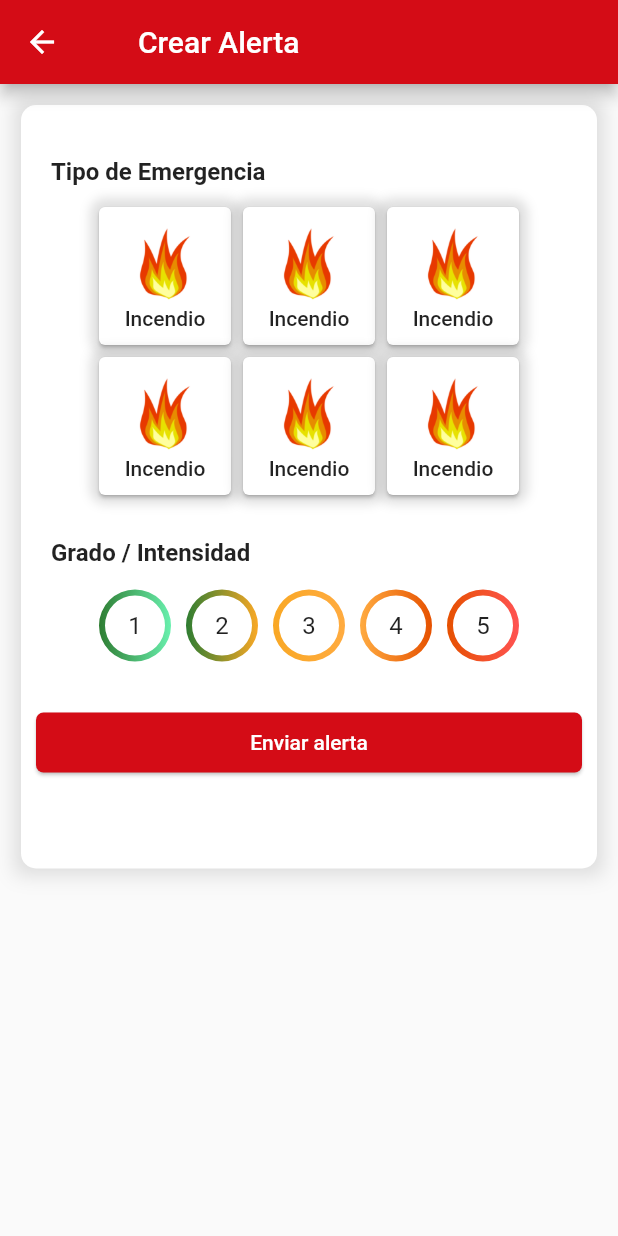
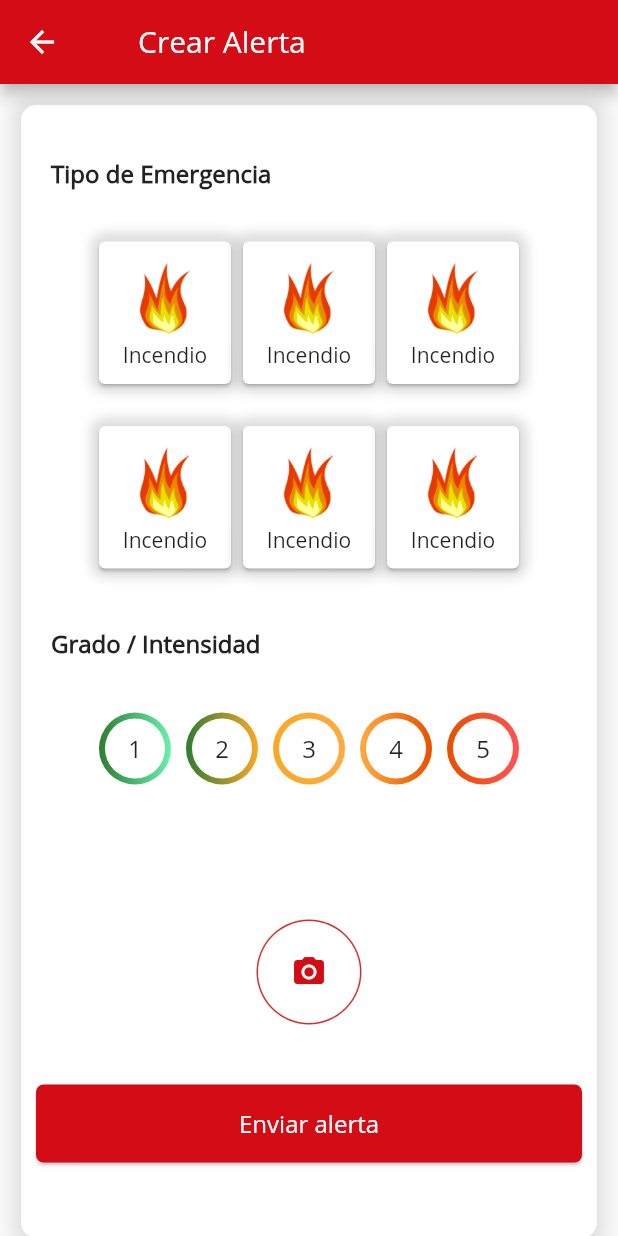
Before and after one commit to lissavcasas/hackathon-mtc, a Flutter app: the CreateAlertPage screen opened by its route, on a phone screen of 412 x 824 dp. Run offline on Flutter 3.47's test engine with Material 2 defaults, Android fonts, the light colour scheme and no system bars.

Commit message:
add ui camera

```diff
--- a/lib/pages/create_alert_page.dart
+++ b/lib/pages/create_alert_page.dart
@@ -1,5 +1,6 @@
 import 'package:alertmtc/unicorn_button.dart';
 import 'package:flutter/material.dart';
+//import 'package:image_picker/image_picker.dart';
 
 class CreateAlertPage extends StatefulWidget {
   CreateAlertPage({Key key}) : super(key: key);
@@ -57,10 +58,11 @@ class _CreateAlertPageState extends State<CreateAlertPage> {
               getEmergencyTypes(),
               SizedBox(height: 15),
               getGrades(),
-              SizedBox(height: 15),
-              //takePictureBtn(),
+              SizedBox(height: 85),
+              takePictureBtn(),
+              SizedBox(height: 30),
               createAlertBtn(),
-              SizedBox(height: 50),
+              SizedBox(height: 40),
             ],
           ),
         ),
@@ -72,7 +74,7 @@ class _CreateAlertPageState extends State<CreateAlertPage> {
     return Column(
       children: <Widget>[
         Container(
-          padding: EdgeInsets.only(left: 20, top: 10, bottom: 10),
+          padding: EdgeInsets.only(left: 20, top: 10, bottom: 30),
           alignment: Alignment.centerLeft,
           child: Text(
             'Tipo de Emergencia',
@@ -92,6 +94,7 @@ class _CreateAlertPageState extends State<CreateAlertPage> {
                 emergencyOne(),
               ],
             ),
+            SizedBox(height: 20),
             Row(
               mainAxisAlignment: MainAxisAlignment.center,
               children: <Widget>[
@@ -135,7 +138,13 @@ class _CreateAlertPageState extends State<CreateAlertPage> {
                   "assets/images/fire.png",
                 ),
               ),
-              Text("Incendio")
+              Text(
+                "Incendio",
+                style: TextStyle(
+                  fontFamily: 'OpenSans',
+                  fontSize: 14,
+                ),
+              )
             ],
           ),
         ),
@@ -147,7 +156,7 @@ class _CreateAlertPageState extends State<CreateAlertPage> {
     return Column(
       children: <Widget>[
         Container(
-          padding: EdgeInsets.only(left: 20, top: 10, bottom: 10),
+          padding: EdgeInsets.only(left: 20, top: 20, bottom: 30),
           alignment: Alignment.centerLeft,
           child: Text(
             'Grado / Intensidad',
@@ -251,7 +260,19 @@ class _CreateAlertPageState extends State<CreateAlertPage> {
     );
   }
 
-  takePictureBtn() {}
+  takePictureBtn() {
+    return CircleAvatar(
+      radius: 35,
+      child: CircleAvatar(
+        radius: 34,
+        backgroundColor: Colors.white,
+        foregroundColor: Color(0xFFD40C16),
+        child: Icon(
+          Icons.photo_camera,
+        ),
+      ),
+    );
+  }
 
   Widget createAlertBtn() {
     return SizedBox(
@@ -261,9 +282,15 @@ class _CreateAlertPageState extends State<CreateAlertPage> {
         child: RaisedButton(
           child: Container(
             padding: EdgeInsets.symmetric(
-              vertical: 12.0,
+              vertical: 15.0,
             ),
-            child: Text('Enviar alerta'),
+            child: Text(
+              'Enviar alerta',
+              style: TextStyle(
+                fontFamily: 'OpenSans',
+                fontSize: 16,
+              ),
+            ),
           ),
           shape: RoundedRectangleBorder(
             borderRadius: BorderRadius.circular(5.0),
--- a/lib/pages/home_page.dart
+++ b/lib/pages/home_page.dart
@@ -28,6 +28,7 @@ class _HomePageState extends State<HomePage> {
               'SOS',
             ),
           ),
+           backgroundColor: Color(0xFFD40C16),
         ),
         drawer: _hamburguerMenu(),
         bottomNavigationBar: _bottomNavigationBar(),
@@ -36,6 +37,7 @@ class _HomePageState extends State<HomePage> {
         body: Center(
           child: _widgetOptions.elementAt(_selectedIndex),
         ));
+
   }
 
   _hamburguerMenu() {
--- a/pubspec.yaml
+++ b/pubspec.yaml
@@ -23,6 +23,7 @@ dependencies:
   # The following adds the Cupertino Icons font to your application.
   # Use with the CupertinoIcons class for iOS style icons.
   cupertino_icons: ^0.1.2
+  image_picker: ^0.6.3+1
 
 dev_dependencies:
   flutter_test:
@@ -58,7 +59,10 @@ flutter:
   # "family" key with the font family name, and a "fonts" key with a
   # list giving the asset and other descriptors for the font. For
   # example:
-  # fonts:
+  fonts:
+    - family: OpenSans
+      fonts:
+        - asset: assets/fonts/OpenSans-Regular.ttf
   #   - family: Schyler
   #     fonts:
   #       - asset: fonts/Schyler-Regular.ttf
```
Also changed, not shown: assets/fonts/OpenSans-Regular.ttf (added), pubspec.lock, 3 other files.
